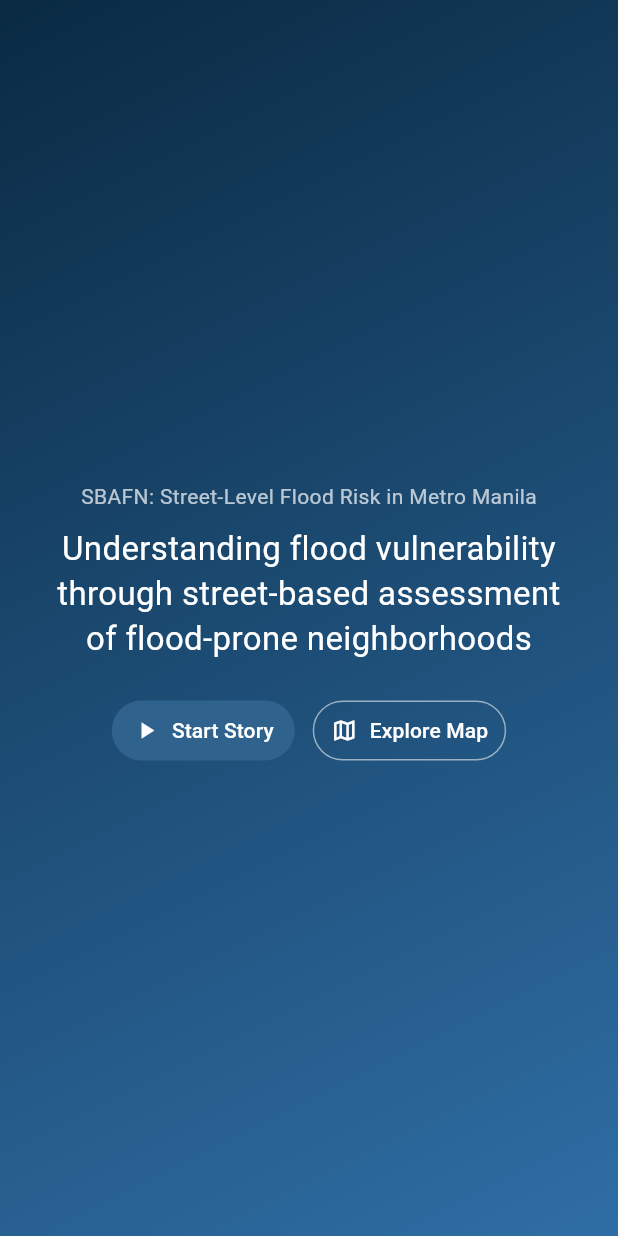
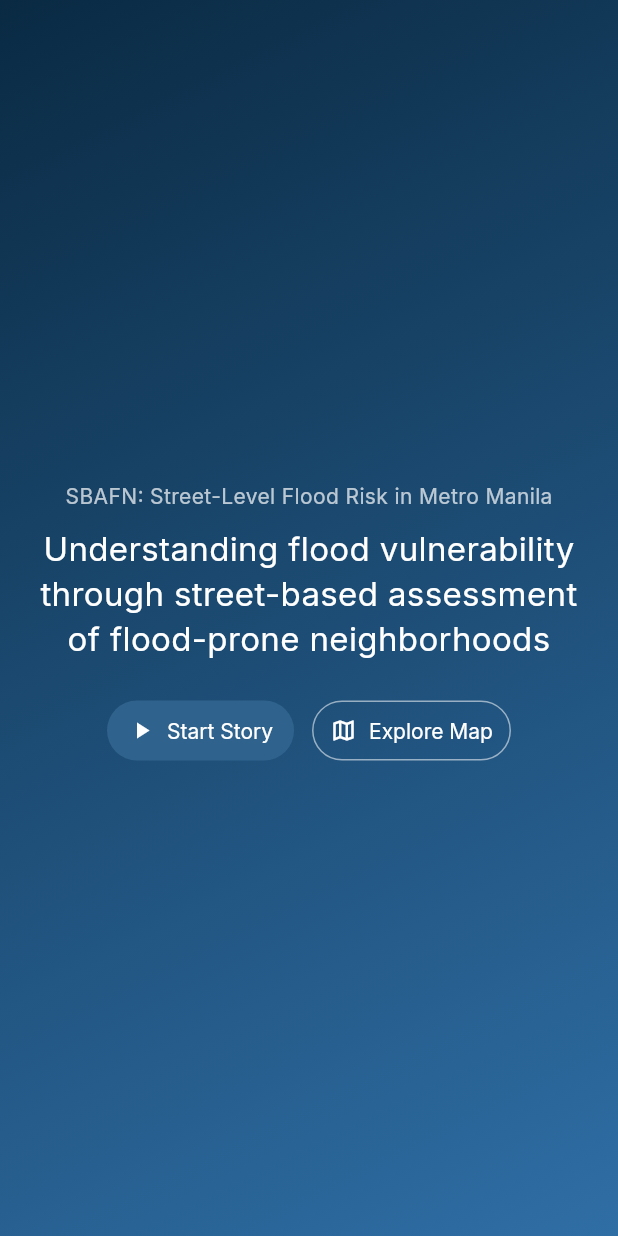
Before and after one commit to KubangPawis/project-sbafn, a Flutter app: the screen it shows after launch, on a phone screen of 412 x 824 dp. Run offline on Flutter 3.47's test engine with Material 3 defaults, Android fonts, the phone set to English and light mode, and no system bars; our stand-ins replace csv, flutter_dotenv, flutter_markdown, google_fonts, visibility_detector; missing offline and left inert: maplibre_gl.

Commit message:
feat(frontend): change global app font to Inter

```diff
--- a/project_sbafn/lib/theme/sbafn_theme.dart
+++ b/project_sbafn/lib/theme/sbafn_theme.dart
@@ -1,4 +1,5 @@
 import 'package:flutter/material.dart';
+import 'package:google_fonts/google_fonts.dart';
 
 class RiskColors extends ThemeExtension<RiskColors> {
   final Color low;
@@ -7,16 +8,19 @@ class RiskColors extends ThemeExtension<RiskColors> {
   const RiskColors({required this.low, required this.med, required this.high});
 
   @override
-  RiskColors copyWith({Color? low, Color? med, Color? high}) =>
-      RiskColors(low: low ?? this.low, med: med ?? this.med, high: high ?? this.high);
+  RiskColors copyWith({Color? low, Color? med, Color? high}) => RiskColors(
+    low: low ?? this.low,
+    med: med ?? this.med,
+    high: high ?? this.high,
+  );
 
   @override
   RiskColors lerp(ThemeExtension<RiskColors>? other, double t) {
     if (other is! RiskColors) return this;
     return RiskColors(
-      low:   Color.lerp(low,  other.low,  t)!,
-      med:   Color.lerp(med,  other.med,  t)!,
-      high:  Color.lerp(high, other.high, t)!,
+      low: Color.lerp(low, other.low, t)!,
+      med: Color.lerp(med, other.med, t)!,
+      high: Color.lerp(high, other.high, t)!,
     );
   }
 }
@@ -26,22 +30,29 @@ class SBAFNTheme {
   static const _footerNavy = Color(0xFF0A2F48);
 
   static ThemeData light() {
-    final scheme = ColorScheme.fromSeed(seedColor: _seed, brightness: Brightness.light);
+    final scheme = ColorScheme.fromSeed(
+      seedColor: _seed,
+      brightness: Brightness.light,
+    );
 
-    final txt = Typography.englishLike2018.merge(Typography.blackMountainView);
+    // Inter everywhere, but keep Material roles/sizes
+    final base = ThemeData(useMaterial3: true);
+    final inter = GoogleFonts.interTextTheme(base.textTheme);
 
     return ThemeData(
       useMaterial3: true,
       colorScheme: scheme,
+      textTheme: inter,
 
       appBarTheme: AppBarTheme(
         backgroundColor: _seed,
         foregroundColor: Colors.white,
         elevation: 0,
         centerTitle: false,
-        titleTextStyle: txt.titleMedium?.copyWith(
+        titleTextStyle: inter.titleMedium?.copyWith(
           color: Colors.white,
           fontWeight: FontWeight.w600,
+          letterSpacing: 0.2,
         ),
         iconTheme: const IconThemeData(color: Colors.white),
       ),
@@ -49,7 +60,7 @@ class SBAFNTheme {
       cardTheme: CardThemeData(
         elevation: 6,
         color: scheme.surface,
-        surfaceTintColor: scheme.surface, // ok in recent Flutter (M3)
+        surfaceTintColor: scheme.surface,
         shape: RoundedRectangleBorder(borderRadius: BorderRadius.circular(16)),
         margin: EdgeInsets.zero,
       ),
@@ -60,7 +71,7 @@ class SBAFNTheme {
         selectedColor: scheme.primaryContainer,
         checkmarkColor: scheme.onPrimaryContainer,
         showCheckmark: true,
-        labelStyle: txt.labelLarge,
+        labelStyle: inter.labelLarge,
         padding: const EdgeInsets.symmetric(horizontal: 10, vertical: 6),
       ),
 
@@ -70,6 +81,7 @@ class SBAFNTheme {
           padding: const EdgeInsets.symmetric(horizontal: 12, vertical: 8),
           side: BorderSide(color: scheme.outlineVariant),
           foregroundColor: scheme.onSurface,
+          textStyle: inter.labelLarge,
         ),
       ),
 
@@ -77,6 +89,7 @@ class SBAFNTheme {
         style: FilledButton.styleFrom(
           shape: const StadiumBorder(),
           padding: const EdgeInsets.symmetric(horizontal: 14, vertical: 10),
+          textStyle: inter.labelLarge,
         ),
       ),
 
@@ -88,19 +101,23 @@ class SBAFNTheme {
         overlayShape: const RoundSliderOverlayShape(overlayRadius: 18),
         showValueIndicator: ShowValueIndicator.always,
         valueIndicatorColor: scheme.surfaceContainerHigh,
-        valueIndicatorTextStyle: txt.labelMedium,
+        valueIndicatorTextStyle: inter.labelMedium ?? const TextStyle(),
       ),
 
-      dividerTheme: DividerThemeData(color: scheme.outlineVariant, thickness: 1),
+      dividerTheme: DividerThemeData(
+        color: scheme.outlineVariant,
+        thickness: 1,
+      ),
 
       extensions: const <ThemeExtension<dynamic>>[
         RiskColors(
-          low:  Color(0xFF2F6EA5), // blue
-          med:  Color(0xFFE67E22), // orange
+          low: Color(0xFF2F6EA5), // blue
+          med: Color(0xFFE67E22), // orange
           high: Color(0xFFE74C3C), // red
         ),
       ],
 
+      // ✅ Use BottomAppBarThemeData to match your Flutter version
       bottomAppBarTheme: const BottomAppBarThemeData(
         color: _footerNavy,
         elevation: 0,
@@ -114,7 +131,10 @@ class SBAFNTheme {
   static ThemeData dark() {
     final base = light();
     return base.copyWith(
-      colorScheme: ColorScheme.fromSeed(seedColor: _seed, brightness: Brightness.dark),
+      colorScheme: ColorScheme.fromSeed(
+        seedColor: _seed,
+        brightness: Brightness.dark,
+      ),
     );
   }
 }
```
